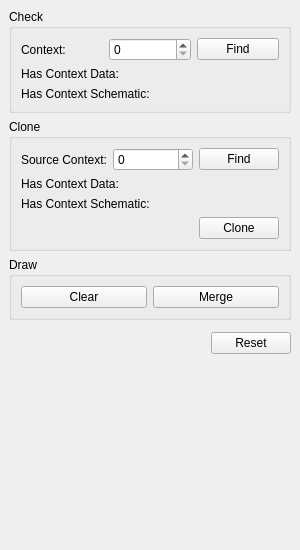
Old version of the form plan/schematic_dock_base.ui in the repository lparchaeology/ArkPlan.
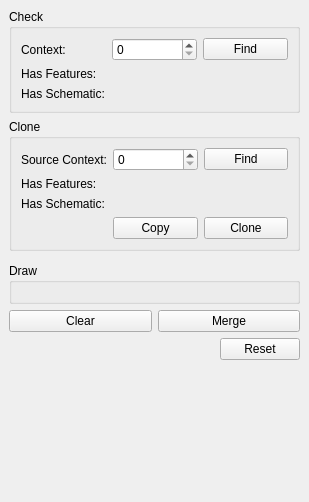
New version of the form. Icons and pictures are not drawn. Custom widgets are drawn as their Qt base class.

Commit message: WIP Work on context schematic tool

Diff of the .ui file:
```diff
--- a/plan/schematic_dock_base.ui
+++ b/plan/schematic_dock_base.ui
@@ -6,16 +6,16 @@
    <rect>
     <x>0</x>
     <y>0</y>
-    <width>300</width>
-    <height>550</height>
+    <width>309</width>
+    <height>502</height>
    </rect>
   </property>
   <property name="windowTitle">
    <string>Context Schematic</string>
   </property>
   <widget class="QWidget" name="dockWidgetContents">
-   <layout class="QGridLayout" name="gridLayout_6">
-    <item row="0" column="0">
+   <layout class="QVBoxLayout" name="verticalLayout">
+    <item>
      <widget class="QGroupBox" name="groupBox_4">
       <property name="title">
        <string>Check</string>
@@ -24,7 +24,7 @@
        <item row="1" column="0" colspan="2">
         <widget class="QLabel" name="contextDataLabel">
          <property name="text">
-          <string>Has Context Data:</string>
+          <string>Has Features:</string>
          </property>
         </widget>
        </item>
@@ -78,14 +78,14 @@
        <item row="2" column="0" colspan="2">
         <widget class="QLabel" name="contextSchematicLabel">
          <property name="text">
-          <string>Has Context Schematic:</string>
+          <string>Has Schematic:</string>
          </property>
         </widget>
        </item>
       </layout>
      </widget>
     </item>
-    <item row="1" column="0">
+    <item>
      <widget class="QGroupBox" name="groupBox_2">
       <property name="title">
        <string>Clone</string>
@@ -94,7 +94,7 @@
        <item row="2" column="0" colspan="2">
         <widget class="QLabel" name="sourceSchematicLabel">
          <property name="text">
-          <string>Has Context Schematic:</string>
+          <string>Has Schematic:</string>
          </property>
         </widget>
        </item>
@@ -161,20 +161,36 @@
        <item row="1" column="0" colspan="2">
         <widget class="QLabel" name="sourceDataLabel">
          <property name="text">
-          <string>Has Context Data:</string>
+          <string>Has Features:</string>
+         </property>
+        </widget>
+       </item>
+       <item row="3" column="1">
+        <widget class="QPushButton" name="copySourceButton">
+         <property name="text">
+          <string>Copy</string>
          </property>
         </widget>
        </item>
       </layout>
      </widget>
     </item>
-    <item row="2" column="0">
+    <item>
+     <widget class="MetadataWidget" name="metadataWidget" native="true"/>
+    </item>
+    <item>
      <widget class="QGroupBox" name="groupBox_3">
       <property name="title">
        <string>Draw</string>
       </property>
       <layout class="QGridLayout" name="gridLayout_4">
-       <item row="1" column="0" colspan="2">
+       <item row="0" column="0" colspan="2">
+        <layout class="QGridLayout" name="contextToolsLayout"/>
+       </item>
+      </layout>
+     </widget>
+    </item>
+    <item>
         <layout class="QHBoxLayout" name="horizontalLayout_2">
          <item>
           <widget class="QPushButton" name="clearButton">
@@ -198,16 +214,7 @@
          </item>
         </layout>
        </item>
-       <item row="0" column="0" colspan="2">
-        <layout class="QGridLayout" name="contextToolsLayout"/>
-       </item>
-      </layout>
-     </widget>
-    </item>
-    <item row="3" column="0">
-     <widget class="MetadataWidget" name="metadataWidget" native="true"/>
-    </item>
-    <item row="4" column="0">
+    <item>
      <layout class="QHBoxLayout" name="horizontalLayout">
       <item>
        <spacer name="horizontalSpacer">
@@ -231,7 +238,7 @@
       </item>
      </layout>
     </item>
-    <item row="5" column="0">
+    <item>
      <spacer name="verticalSpacer">
       <property name="orientation">
        <enum>Qt::Vertical</enum>
```
Left out of the diff: 6 changed lines with no effect on the pictures. Lines whose indentation alone changed are shown as unchanged. The commit also changes 7 other files.
